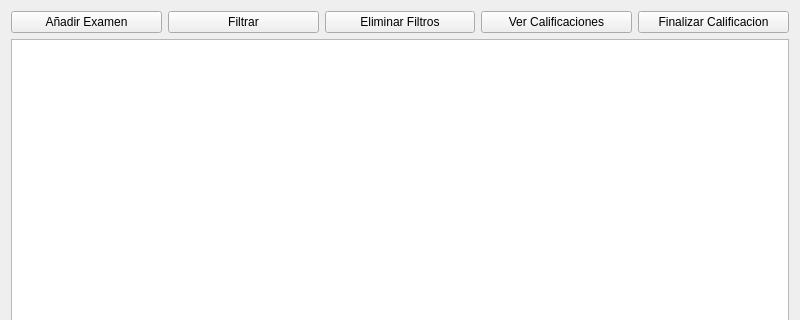
First picture: the form in Vista/ui/GestionarExam.ui, repository Kronos5544/SiGePI, before the edit; both pictures show x 0 to 800 and y 0 to 320 of the 800 by 600 pixel window.
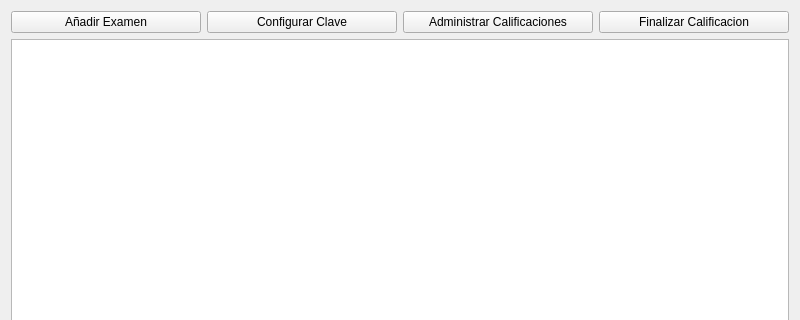
Second picture: the form after the edit.

```diff
--- a/Vista/ui/GestionarExam.ui
+++ b/Vista/ui/GestionarExam.ui
@@ -34,7 +34,7 @@
        <item>
         <widget class="QPushButton" name="filtrar_btn">
          <property name="text">
-          <string>Filtrar</string>
+          <string>Configurar Clave</string>
          </property>
         </widget>
        </item>
@@ -44,20 +44,13 @@
           <bool>true</bool>
          </property>
          <property name="text">
-          <string>Eliminar Filtros</string>
+          <string>Administrar Calificaciones</string>
          </property>
          <property name="checkable">
           <bool>false</bool>
          </property>
         </widget>
        </item>
-       <item>
-        <widget class="QPushButton" name="ver_cal_btn">
-         <property name="text">
-          <string>Ver Calificaciones</string>
-         </property>
-        </widget>
-       </item>
        <item>
         <widget class="QPushButton" name="pushButton">
          <property name="text">
```
Left out of the diff: 6 changed lines with no effect on the pictures.
